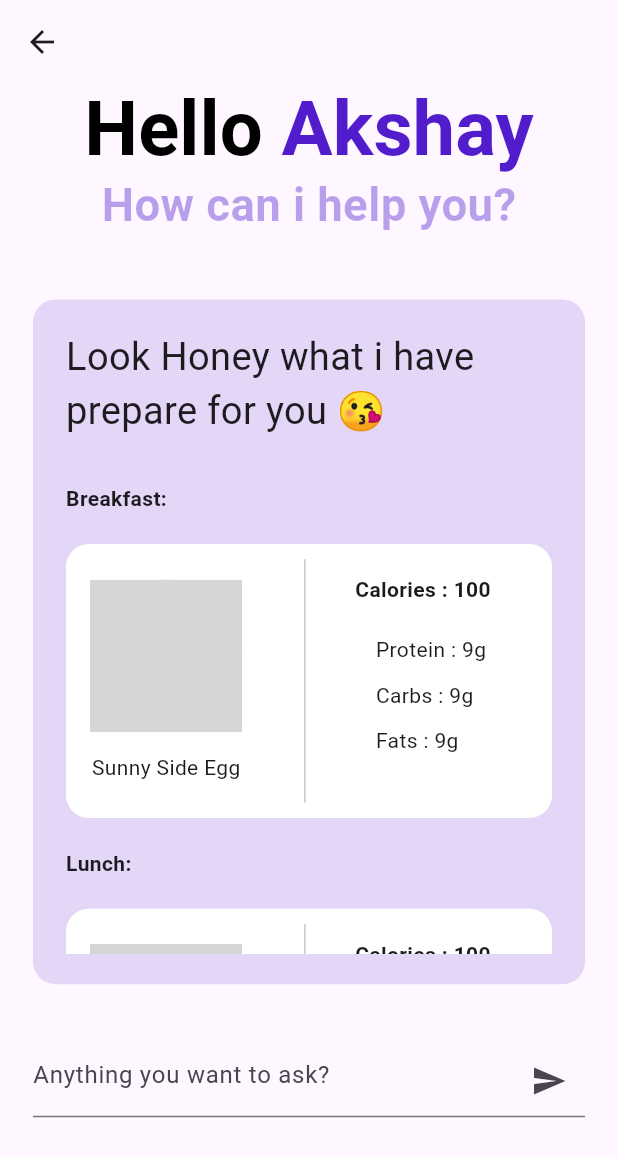
After one commit to anonymous-startup/fitness_app_ui, a Flutter app: the ChatWithGemini screen opened directly, on a phone screen of 412 x 824 dp. The commit adds this screen. Shown: the top 1157 px of the screen. Run offline on Flutter 3.47's test engine with Material 3 defaults, Android fonts, the phone set to English and light mode, and no system bars; our stand-ins replace fluttertoast, geolocator, shared_preferences; accounts and stored records are empty; network calls fail; Roboto replaces fonts that are missing (Poppins); grey boxes are pictures that could not be loaded.

Commit message:
UI for Chat With Gemini Screen

```diff
--- a/lib/main.dart
+++ b/lib/main.dart
@@ -1,6 +1,7 @@
 import 'package:fitness_app/constants.dart';
 import 'package:fitness_app/providers/onboarding/birthday_provider.dart';
-import 'package:fitness_app/screens/diet/diet_input_screen.dart';
+import 'package:fitness_app/screens/nutrition/chat_with_gemini.dart';
+import 'package:fitness_app/screens/nutrition/diet_input_screen.dart';
 import 'package:fitness_app/screens/onboarding/onboarding_screen.dart';
 import 'package:fitness_app/size_config.dart';
 import 'package:flutter/material.dart';
@@ -38,7 +39,7 @@ class MyApp extends StatelessWidget {
           primaryColor: primaryColor,
           fontFamily: 'Poppins',
         ),
-        home: hasSeen ? const DietInputScreen() : const OnbordingScreen(),
+        home: hasSeen ? const ChatWithGemini() : const OnbordingScreen(),
         routes: {
           DietInputScreen.routeName: (ctx) => const DietInputScreen(),
           OnbordingScreen.routeName: (ctx) => const OnbordingScreen(),
--- a/lib/providers/onboarding/birthday_provider.dart
+++ b/lib/providers/onboarding/birthday_provider.dart
@@ -1,7 +1,7 @@
 import 'package:flutter/material.dart';
 
 class BirthdayProvider extends ChangeNotifier {
-  int age = 18;
+  int age = 0;
 
   set updateAge(int x) {
     age = x;
--- /dev/null
+++ b/lib/screens/nutrition/chat_with_gemini.dart
@@ -0,0 +1,143 @@
+import 'package:fitness_app/constants.dart';
+import 'package:fitness_app/screens/nutrition/components/dish_card.dart';
+import 'package:fitness_app/size_config.dart';
+import 'package:flutter/material.dart';
+
+class ChatWithGemini extends StatefulWidget {
+  const ChatWithGemini({super.key});
+
+  @override
+  State<ChatWithGemini> createState() => _ChatWithGeminiState();
+}
+
+class _ChatWithGeminiState extends State<ChatWithGemini> {
+  @override
+  Widget build(BuildContext context) {
+    return Scaffold(
+      resizeToAvoidBottomInset: true,
+      appBar: AppBar(),
+      body: SingleChildScrollView(
+        child: Column(
+          children: [
+            RichText(
+              text: TextSpan(
+                children: [
+                  TextSpan(
+                    text: 'Hello ',
+                    style: TextStyle(
+                      color: Colors.black,
+                      fontSize: getProportionateScreenHeight(50),
+                      fontWeight: FontWeight.bold,
+                    ),
+                  ),
+                  TextSpan(
+                    text: 'Akshay',
+                    style: TextStyle(
+                      color: primaryColor,
+                      fontSize: getProportionateScreenHeight(50),
+                      fontWeight: FontWeight.bold,
+                    ),
+                  ),
+                ],
+              ),
+            ),
+            Text(
+              'How can i help you?',
+              style: TextStyle(
+                color: const Color(0xFF511CCC).withOpacity(0.4),
+                fontSize: getProportionateScreenHeight(30),
+                fontWeight: FontWeight.bold,
+              ),
+            ),
+            Container(
+              margin: EdgeInsets.symmetric(
+                horizontal: getProportionateScreenWidth(20),
+                vertical: getProportionateScreenHeight(40),
+              ),
+              padding: EdgeInsets.symmetric(
+                horizontal: getProportionateScreenWidth(20),
+                vertical: getProportionateScreenHeight(20),
+              ),
+              decoration: BoxDecoration(
+                color: const Color(0xFF511CCC).withOpacity(0.15),
+                borderRadius: BorderRadius.circular(
+                  getProportionateScreenHeight(15),
+                ),
+              ),
+              height: getProportionateScreenHeight(450),
+              child: ListView(
+                children: [
+                  Text(
+                    'Look Honey what i have prepare for you 😘',
+                    style: TextStyle(
+                      fontSize: getProportionateScreenHeight(25),
+                    ),
+                  ),
+                  SizedBox(
+                    height: getProportionateScreenHeight(30),
+                  ),
+                  const Meal(
+                    meadTime: 'Breakfast',
+                    meal: 'Sunny Side Egg',
+                  ),
+                  const Meal(
+                    meadTime: 'Lunch',
+                    meal: 'Sunny Side Egg',
+                  ),
+                  const Meal(
+                    meadTime: 'Dinner',
+                    meal: 'Sunny Side Egg',
+                  ),
+                ],
+              ),
+            ),
+            Container(
+              margin: EdgeInsets.symmetric(
+                horizontal: getProportionateScreenWidth(20),
+              ),
+              child: const TextField(
+                decoration: InputDecoration(
+                  hintText: 'Anything you want to ask?',
+                  suffixIcon: IconButton(
+                    icon: Icon(Icons.send),
+                    onPressed: null,
+                    color: Colors.blue,
+                  ),
+                ),
+              ),
+            ),
+          ],
+        ),
+      ),
+    );
+  }
+}
+
+class Meal extends StatelessWidget {
+  final String meadTime;
+  final String meal;
+
+  const Meal({
+    required this.meadTime,
+    required this.meal,
+    super.key,
+  });
+
+  @override
+  Widget build(BuildContext context) {
+    return Column(
+      crossAxisAlignment: CrossAxisAlignment.start,
+      children: [
+        Text(
+          '$meadTime: ',
+          style: const TextStyle(
+            fontWeight: FontWeight.bold,
+          ),
+        ),
+        DishCard(
+          dishName: meal,
+        ),
+      ],
+    );
+  }
+}
--- /dev/null
+++ b/lib/screens/nutrition/components/dish_card.dart
@@ -0,0 +1,96 @@
+import 'package:fitness_app/size_config.dart';
+import 'package:flutter/material.dart';
+
+class DishCard extends StatelessWidget {
+  final String dishName;
+
+  const DishCard({
+    required this.dishName,
+    super.key,
+  });
+
+  @override
+  Widget build(BuildContext context) {
+    return Container(
+      decoration: BoxDecoration(
+        borderRadius: BorderRadius.circular(
+          getProportionateScreenHeight(15),
+        ),
+        color: Colors.white,
+      ),
+      margin: EdgeInsets.symmetric(
+        vertical: getProportionateScreenHeight(20),
+      ),
+      padding: EdgeInsets.symmetric(
+        vertical: getProportionateScreenHeight(10),
+        horizontal: getProportionateScreenHeight(10),
+      ),
+      height: getProportionateScreenHeight(180),
+      child: Row(
+        mainAxisAlignment: MainAxisAlignment.spaceAround,
+        children: [
+          Column(
+            mainAxisAlignment: MainAxisAlignment.spaceEvenly,
+            children: [
+              CircleAvatar(
+                radius: getProportionateScreenHeight(50),
+                backgroundImage: const NetworkImage(
+                  'https://img.freepik.com/premium-photo/sexy-ass-lingerie-female-buttocks-slim-figure-bikini-thong_265223-99236.jpg?w=1800',
+                ),
+              ),
+              Text(dishName),
+            ],
+          ),
+          SizedBox(
+            width: getProportionateScreenHeight(10),
+          ),
+          const VerticalDivider(),
+          Column(
+            children: [
+              Container(
+                width: getProportionateScreenHeight(100),
+                margin: EdgeInsets.symmetric(
+                  vertical: getProportionateScreenHeight(10),
+                ),
+                child: const Text(
+                  'Calories : 100',
+                  style: TextStyle(
+                    fontWeight: FontWeight.bold,
+                  ),
+                ),
+              ),
+              const Macro(macroName: 'Protein', grams: 9),
+              const Macro(macroName: 'Carbs', grams: 9),
+              const Macro(macroName: 'Fats', grams: 9),
+            ],
+          ),
+        ],
+      ),
+    );
+  }
+}
+
+class Macro extends StatelessWidget {
+  final String macroName;
+  final int grams;
+
+  const Macro({
+    required this.macroName,
+    required this.grams,
+    super.key,
+  });
+
+  @override
+  Widget build(BuildContext context) {
+    return Container(
+      width: getProportionateScreenHeight(100),
+      margin: EdgeInsets.only(
+        top: getProportionateScreenHeight(10),
+        left: getProportionateScreenWidth(25),
+      ),
+      child: Text(
+        '$macroName : ${grams}g',
+      ),
+    );
+  }
+}
--- a/lib/screens/onboarding/components/birthday_wheel.dart
+++ b/lib/screens/onboarding/components/birthday_wheel.dart
@@ -81,7 +81,7 @@ class _BirthdayWheelState extends State<BirthdayWheel> {
     _yearController.addListener(() {
       setState(() {
         _year = _yearController.selectedItem % 100;
-        OnboardingDataModel.birthYear = _year;
+        OnboardingDataModel.birthYear = years[_year];
         _dayController.jumpToItem(0);
       });
     });
--- a/lib/screens/onboarding/location_screen.dart
+++ b/lib/screens/onboarding/location_screen.dart
@@ -24,6 +24,7 @@ class _LocationScreenState extends State<LocationScreen> {
   void selectItem(int index) async {
     setState(() {
       selectedIndex = index;
+      OnboardingDataModel.locationChoice = selectedIndex;
     });
 
     if (selectedIndex == 0) {
--- a/lib/screens/onboarding/models/onboarding_data_model.dart
+++ b/lib/screens/onboarding/models/onboarding_data_model.dart
@@ -4,13 +4,15 @@ class OnboardingDataModel {
   static int currentWeight = 0;
   static int targetWeight = 0;
 
-  static int birthYear = 0;
-  static int birthMonth = 0;
-  static int birthDay = 0;
+  static int birthYear = DateTime.now().year;
+  static int birthMonth = DateTime.now().month;
+  static int birthDay = DateTime.now().day;
 
   static int planChoice = -1;
   static int plankChoice = -1;
   static int pushupChoice = -1;
+  static int locationChoice = -1;
+
 
   static bool isCm = true; // Assuming default is centimeters
   static bool isCurrKg = true; // Assuming default is kilograms
--- a/lib/screens/onboarding/models/onboarding_model.dart
+++ b/lib/screens/onboarding/models/onboarding_model.dart
@@ -1,3 +1,4 @@
+import 'package:fitness_app/screens/nutrition/chat_with_gemini.dart';
 import 'package:fitness_app/screens/onboarding/choose_birthday_screen.dart';
 import 'package:fitness_app/screens/onboarding/choose_plan_screen.dart';
 import 'package:fitness_app/screens/onboarding/height_screen.dart';
@@ -23,7 +24,7 @@ bool pushupValidator() {
 }
 
 bool plankValidator() {
-  return OnboardingDataModel.planChoice != -1;
+  return OnboardingDataModel.plankChoice != -1;
 }
 
 bool weightValidator() {
@@ -39,15 +40,15 @@ bool heightValidator() {
 }
 
 bool birthDateValidator() {
-  return DateTime.now().year - OnboardingDataModel.birthYear > 5;
+  return (DateTime.now().year - OnboardingDataModel.birthYear) > 5;
 }
 
 bool injuryValidator() {
   return true;
 }
 
-bool locaationValidator() {
-  return true;
+bool locationValidator() {
+  return OnboardingDataModel.locationChoice != -1;
 }
 
 List<dynamic> contents = const [
@@ -58,7 +59,7 @@ List<dynamic> contents = const [
   [WeightScreen(), weightValidator],
   [HeightScreen(), heightValidator],
   [TargetWeightScreen(), targetWeightValidator],
-  [ChooseBirthdayScreen(), notifyTimeValidator],
+  [ChooseBirthdayScreen(), birthDateValidator],
   [InjurySelectionScreen(), notifyTimeValidator],
-  [LocationScreen(), notifyTimeValidator],
+  [LocationScreen(), locationValidator],
 ];
--- a/lib/screens/onboarding/onboarding_screen.dart
+++ b/lib/screens/onboarding/onboarding_screen.dart
@@ -66,29 +66,31 @@ class _OnbordingScreenState extends State<OnbordingScreen> {
             width: double.infinity,
             child: TextButton(
               onPressed: () async {
-                // ---------Last page logic------------
+                if (!contents[currentIndex][1]()) {
+                  Fluttertoast.showToast(
+                    msg: "provide input",
+                    gravity: ToastGravity.TOP,
+                    timeInSecForIosWeb: 1,
+                    backgroundColor: Colors.grey,
+                    textColor: const Color.fromARGB(255, 33, 33, 33),
+                    fontSize: 12.0,
+                  );
+                  return;
+                }
 
-                if (currentIndex == contents.length - 1)  {
-                    prefs = await SharedPreferences.getInstance();
-                    prefs.setBool('hasSeen', true);
+                if (currentIndex == contents.length - 1) {
+                  prefs = await SharedPreferences.getInstance();
+                  prefs.setBool('hasSeen', true);
 
-                    Navigator.pushReplacement(
-                      context,
-                      MaterialPageRoute(
-                        builder: (_) => const HomePage(),
+                  // If something is not working, kindly remove this line
+                  if (!context.mounted) return;
+
+                  Navigator.pushReplacement(
+                    context,
+                    MaterialPageRoute(
+                      builder: (_) => const HomePage(),
                     ),
                   );
-                }
-
-                if (!contents[currentIndex][1]()) {
-                  Fluttertoast.showToast(
-                      msg: "provide input",
-                      gravity: ToastGravity.TOP,
-                      timeInSecForIosWeb: 1,
-                      backgroundColor: Colors.grey,
-                      textColor: const Color.fromARGB(255, 33, 33, 33),
-                      fontSize: 12.0,
-                    );
                 } else {
                   _controller.nextPage(
                     duration: const Duration(milliseconds: 100),
--- a/lib/screens/onboarding/plank_input_screen.dart
+++ b/lib/screens/onboarding/plank_input_screen.dart
@@ -22,8 +22,8 @@ class _PlankInputScreenState extends State<PlankInputScreen> {
 
   void selectItem(int index) {
     setState(() {
-      OnboardingDataModel.planChoice = index;
       selectedIndex = index;
+      OnboardingDataModel.plankChoice = selectedIndex;
     });
   }
 
```
Also changed, not shown: lib/screens/nutrition/diet_input_screen.dart (renamed from lib/screens/diet/diet_input_screen.dart).
